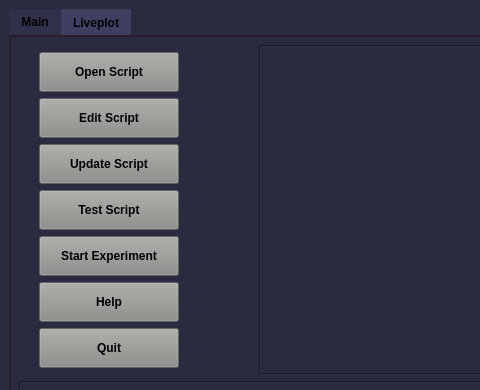
The window that atomize/main/gui/main_window.ui (Anatoly1010/Atomize) describes before a commit, drawn with Qt 5; both pictures show x 0 to 480 and y 0 to 390 of the 952 by 616 pixel window.
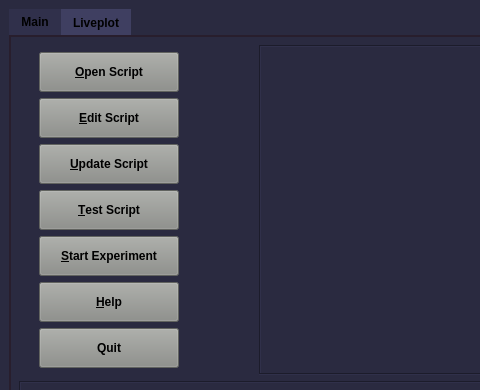
The same window after the commit. Custom widgets are drawn as their Qt base class.

Commit message: 2026-01-18; keyboard shortcuts

The edit to the form file:
```diff
--- a/atomize/main/gui/main_window.ui
+++ b/atomize/main/gui/main_window.ui
@@ -199,7 +199,7 @@
              <string notr="true">background-color: rgb(136, 138, 133);</string>
             </property>
             <property name="text">
-             <string>Start Experiment</string>
+             <string>&amp;Start Experiment</string>
             </property>
            </widget>
           </item>
@@ -221,7 +221,7 @@
              <string notr="true">background-color: rgb(136, 138, 133);</string>
             </property>
             <property name="text">
-             <string>Update Script</string>
+             <string>&amp;Update Script</string>
             </property>
            </widget>
           </item>
@@ -249,7 +249,7 @@
              <string notr="true">background-color: rgb(136, 138, 133);</string>
             </property>
             <property name="text">
-             <string>Open Script</string>
+             <string>&amp;Open Script</string>
             </property>
            </widget>
           </item>
@@ -287,7 +287,7 @@
              <string notr="true">background-color: rgb(136, 138, 133);</string>
             </property>
             <property name="text">
-             <string>Edit Script</string>
+             <string>&amp;Edit Script</string>
             </property>
            </widget>
           </item>
@@ -379,7 +379,7 @@
              <string notr="true">background-color: rgb(136, 138, 133);</string>
             </property>
             <property name="text">
-             <string>Test Script</string>
+             <string>&amp;Test Script</string>
             </property>
            </widget>
           </item>
@@ -401,7 +401,7 @@
              <string notr="true">background-color: rgb(136, 138, 133);</string>
             </property>
             <property name="text">
-             <string>Help</string>
+             <string>&amp;Help</string>
             </property>
            </widget>
           </item>
```
The commit also changes 1 other file.
